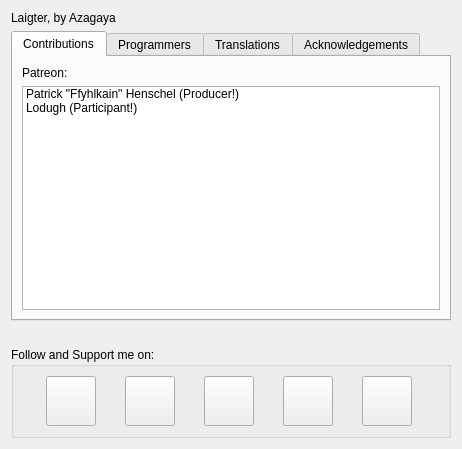
The window that gui/aboutdialog.ui (azagaya/laigter) describes before a commit, drawn with Qt 5.
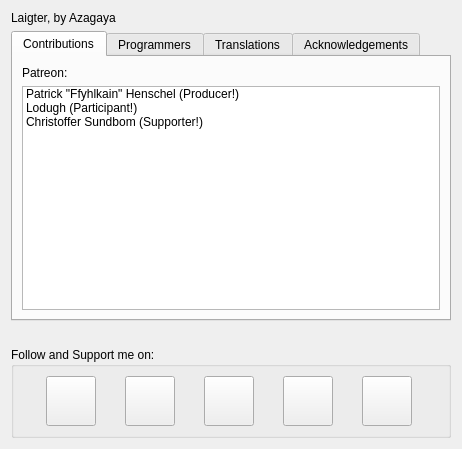
The same window after the commit. The open tabs and pages were chosen to show the change. Icons and pictures are not drawn.

Commit message: Added Christoffer Sundbom as Supporter patreon to about dialog

Patch:
```diff
--- a/gui/aboutdialog.ui
+++ b/gui/aboutdialog.ui
@@ -204,6 +204,11 @@
            <string>Lodugh (Participant!)</string>
           </property>
          </item>
+         <item>
+          <property name="text">
+           <string>Christoffer Sundbom (Supporter!)</string>
+          </property>
+         </item>
         </widget>
        </item>
        <item row="0" column="0">
```
Left out of the diff: 2 changed lines with no effect on the pictures.
